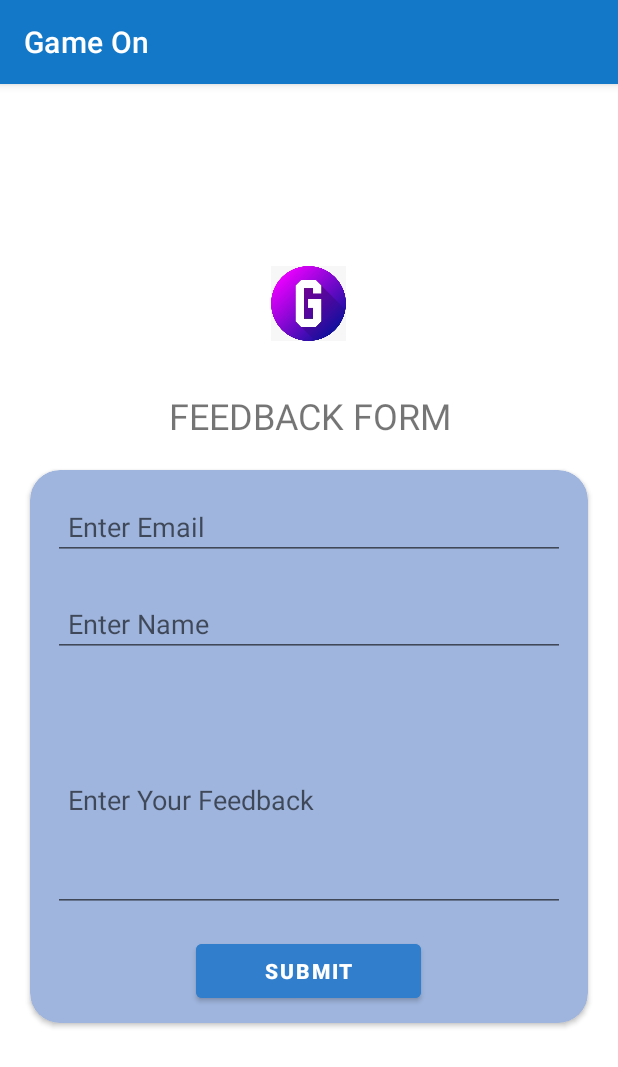
After one commit to anoopbenny2022/GamesOn, an Android app: the FeedbackForm screen opened directly, with no data from a screen before it, on a phone screen of 412 x 824 dp. The commit adds this screen. Shown: the top 1067 px of the screen. Run offline under Robolectric (Android 15) with nearby library versions, the phone set to English and light mode, and no system bars; our stand-ins replace Firebase (no records; nobody signed in at launch, a user with empty details on screens opened directly); Roboto replaces fonts that are not available here.

Commit message:
Feedback Form Added

```diff
--- a/app/build.gradle
+++ b/app/build.gradle
@@ -38,6 +38,7 @@ dependencies {
     implementation 'androidx.gridlayout:gridlayout:1.0.0'
     implementation 'com.google.firebase:firebase-auth:21.0.3'
     implementation 'com.google.firebase:firebase-firestore:21.4.0'
+    implementation 'com.google.firebase:firebase-database:20.0.5'
     testImplementation 'junit:junit:4.13.2'
     androidTestImplementation 'androidx.test.ext:junit:1.1.3'
     androidTestImplementation 'androidx.test.espresso:espresso-core:3.4.0'
--- a/app/src/main/AndroidManifest.xml
+++ b/app/src/main/AndroidManifest.xml
@@ -16,6 +16,9 @@
         android:supportsRtl="true"
         android:theme="@style/Theme.GameOn"
         tools:targetApi="31">
+        <activity
+            android:name=".FeedbackForm"
+            android:exported="false" />
         <activity
             android:name=".ForgotPassword"
             android:exported="false" />
--- /dev/null
+++ b/app/src/main/java/com/example/gameon/FeedbackForm.java
@@ -0,0 +1,80 @@
+package com.example.gameon;
+
+import static android.content.ContentValues.TAG;
+
+import androidx.annotation.NonNull;
+import androidx.appcompat.app.AppCompatActivity;
+
+import android.content.Intent;
+import android.os.Bundle;
+import android.util.Log;
+import android.view.View;
+import android.widget.Button;
+import android.widget.EditText;
+import android.widget.Toast;
+
+import com.google.android.gms.tasks.OnFailureListener;
+import com.google.android.gms.tasks.OnSuccessListener;
+import com.google.firebase.database.DatabaseReference;
+import com.google.firebase.database.FirebaseDatabase;
+import com.google.firebase.firestore.DocumentReference;
+import com.google.firebase.firestore.FirebaseFirestore;
+
+import java.util.HashMap;
+import java.util.Map;
+
+public class FeedbackForm extends AppCompatActivity {
+    public Button submit;
+
+    private EditText emailAddress ;
+    private EditText name ;
+    private EditText feedback ;
+
+
+
+
+    @Override
+    protected void onCreate(Bundle savedInstanceState) {
+        super.onCreate(savedInstanceState);
+        setContentView(R.layout.activity_feedback_form);
+        FirebaseFirestore db = FirebaseFirestore.getInstance();
+
+        submit = findViewById(R.id.btnSubmit);
+        emailAddress = findViewById(R.id.emailId);
+        name = findViewById(R.id.nameField);
+        feedback = findViewById(R.id.feedback);
+
+        submit.setOnClickListener(new View.OnClickListener() {
+            @Override
+            public void onClick(View view) {
+
+                Map<String, Object> feedbackData = new HashMap<>();
+                feedbackData.put("email", emailAddress.getText().toString());
+                feedbackData.put("name", name.getText().toString());
+                feedbackData.put("feedback", feedback.getText().toString());
+
+                db.collection("feedbacks").add(feedbackData).addOnSuccessListener(new OnSuccessListener<DocumentReference>() {
+                    @Override
+                    public void onSuccess(DocumentReference documentReference) {
+                        // after the data addition is successful
+                        // we are displaying a success toast message.
+                        Toast.makeText(FeedbackForm.this, "Your Feedback has been added !", Toast.LENGTH_SHORT).show();
+                    }
+                }).addOnFailureListener(new OnFailureListener() {
+                    @Override
+                    public void onFailure(@NonNull Exception e) {
+                        // this method is called when the data addition process is failed.
+                        // displaying a toast message when data addition is failed.
+                        Toast.makeText(FeedbackForm.this, "Fail to add feedback \n" + e, Toast.LENGTH_SHORT).show();
+                    }
+                });
+
+
+            }
+        });
+
+
+
+
+    }
+}
--- a/app/src/main/java/com/example/gameon/UserProfile.java
+++ b/app/src/main/java/com/example/gameon/UserProfile.java
@@ -15,6 +15,7 @@ import com.google.firebase.auth.FirebaseUser;
 public class UserProfile extends AppCompatActivity {
     private ImageView back;
     //private Button update;
+    private Button feedback;
     @Override
     protected void onCreate(Bundle savedInstanceState) {
         super.onCreate(savedInstanceState);
@@ -22,12 +23,20 @@ public class UserProfile extends AppCompatActivity {
         back = findViewById(R.id.imageView3);
 
         EditText email  = findViewById(R.id.editTextEmail);
+        feedback = findViewById(R.id.buttonFeedback);
         EditText name  = findViewById(R.id.editTextTextPersonName);
 
         back.setOnClickListener(new View.OnClickListener() {
             @Override
             public void onClick(View view) {
                 Intent i = new Intent(UserProfile.this,HomeScreen.class);
+                startActivity(i);
+            }
+        });
+        feedback.setOnClickListener(new View.OnClickListener() {
+            @Override
+            public void onClick(View view) {
+                Intent i = new Intent(UserProfile.this,FeedbackForm.class);
                 startActivity(i);
             }
         });
--- /dev/null
+++ b/app/src/main/res/layout/activity_feedback_form.xml
@@ -0,0 +1,130 @@
+<?xml version="1.0" encoding="utf-8"?>
+<androidx.constraintlayout.widget.ConstraintLayout xmlns:android="http://schemas.android.com/apk/res/android"
+    xmlns:app="http://schemas.android.com/apk/res-auto"
+    xmlns:tools="http://schemas.android.com/tools"
+
+    android:layout_width="match_parent"
+    android:layout_height="match_parent"
+    android:background="#FFFFFF"
+    android:backgroundTint="#FFFFFF"
+    tools:context=".FeedbackForm">
+
+
+    <ScrollView android:layout_height="match_parent" android:layout_width="match_parent"
+        android:background="#FFFFFF">
+        <LinearLayout
+            android:layout_width="match_parent"
+            android:layout_height="match_parent"
+            android:focusableInTouchMode="true"
+            android:orientation="vertical"
+            android:layout_gravity="center"
+            android:gravity="center"
+            tools:context=".LoginActivity">
+            <ImageView
+                android:layout_width="50dp"
+                android:layout_height="50dp"
+                android:id="@+id/icon"
+                android:src="@drawable/game_logo"
+                android:layout_gravity="center"
+                />
+
+
+            <Space
+                android:layout_width="match_parent"
+                android:layout_height="33dp"
+                app:layout_constraintEnd_toEndOf="parent"
+                app:layout_constraintStart_toStartOf="parent" />
+
+            <TextView
+                android:id="@+id/textView11"
+                android:layout_width="match_parent"
+                android:layout_height="wrap_content"
+                android:text="FEEDBACK FORM"
+                android:textAlignment="center"
+                android:textSize="24sp"
+                app:layout_constraintEnd_toEndOf="parent"
+                app:layout_constraintStart_toStartOf="parent" />
+
+            <androidx.cardview.widget.CardView
+                android:layout_width="match_parent"
+                android:layout_height="wrap_content"
+                android:layout_margin="20dp"
+                app:cardBackgroundColor="#9FB5DD"
+                app:cardCornerRadius="20dp">
+
+                <LinearLayout
+                    android:layout_width="match_parent"
+                    android:layout_height="match_parent"
+                    android:layout_margin="5dp"
+                    android:orientation="vertical">
+
+
+
+
+
+                    <EditText
+                        android:id="@+id/emailId"
+                        android:layout_width="match_parent"
+                        android:layout_height="wrap_content"
+                        android:layout_gravity="center"
+                        android:layout_margin="10dp"
+                        android:hint="Enter Email"
+                        android:imeOptions="actionNext"
+                        android:inputType="textEmailAddress"
+                        android:paddingLeft="10dp"
+                        android:paddingTop="10dp"
+                        android:paddingBottom="10dp"
+                        android:singleLine="true" />
+                    <EditText
+                        android:id="@+id/nameField"
+                        android:layout_width="match_parent"
+                        android:layout_height="wrap_content"
+                        android:layout_gravity="center"
+                        android:layout_margin="10dp"
+                        android:hint="Enter Name"
+                        android:imeOptions="actionNext"
+                        android:inputType="textPersonName"
+                        android:paddingLeft="10dp"
+                        android:paddingTop="10dp"
+                        android:paddingBottom="10dp"
+                        android:singleLine="true" />
+                    <EditText
+                        android:id="@+id/feedback"
+                        android:layout_width="match_parent"
+                        android:layout_height="150dp"
+                        android:layout_gravity="center"
+                        android:layout_margin="10dp"
+                        android:hint="Enter Your Feedback"
+                        android:imeOptions="actionNext"
+                        android:inputType="text|textMultiLine"
+                        android:paddingLeft="10dp"
+                        android:paddingTop="10dp"
+                        android:paddingBottom="10dp"
+                        android:singleLine="true" />
+
+
+                    <LinearLayout
+                        android:layout_width="match_parent"
+                        android:layout_height="wrap_content"
+                        android:gravity="center"
+                        android:orientation="horizontal">
+
+                        <Button
+                            android:id="@+id/btnSubmit"
+                            android:layout_width="150dp"
+                            android:layout_height="wrap_content"
+                            android:layout_gravity="center"
+                            android:layout_margin="5dp"
+                            android:backgroundTint="#317ECC"
+                            android:gravity="center"
+                            android:padding="5dp"
+                            android:text="SUBMIT"
+                            android:textStyle="bold" />
+                    </LinearLayout>
+
+                </LinearLayout>
+            </androidx.cardview.widget.CardView>
+
+        </LinearLayout>
+    </ScrollView>
+</androidx.constraintlayout.widget.ConstraintLayout>
--- a/app/src/main/res/layout/activity_user_profile.xml
+++ b/app/src/main/res/layout/activity_user_profile.xml
@@ -160,8 +160,8 @@
         </LinearLayout>
 
         <Space
-            android:layout_width="wrap_content"
-            android:layout_height="50dp"
+            android:layout_width="62dp"
+            android:layout_height="18dp"
             android:layout_weight="1" />
 
         <Button
@@ -170,6 +170,15 @@
             android:layout_height="66dp"
             android:backgroundTint="#317ECC"
             android:text="Update"
+            tools:layout_editor_absoluteX="340dp"
+            tools:layout_editor_absoluteY="286dp" />
+
+        <Button
+            android:id="@+id/buttonFeedback"
+            android:layout_width="wrap_content"
+            android:layout_height="66dp"
+            android:backgroundTint="#317ECC"
+            android:text="Feedback"
             tools:layout_editor_absoluteX="340dp"
             tools:layout_editor_absoluteY="286dp" />
 
--- a/build.gradle
+++ b/build.gradle
@@ -1,6 +1,6 @@
 buildscript {
     dependencies {
-        classpath 'com.google.gms:google-services:4.3.13'
+        classpath 'com.google.gms:google-services:4.3.14'
     }
 }// Top-level build file where you can add configuration options common to all sub-projects/modules.
 plugins {
```
